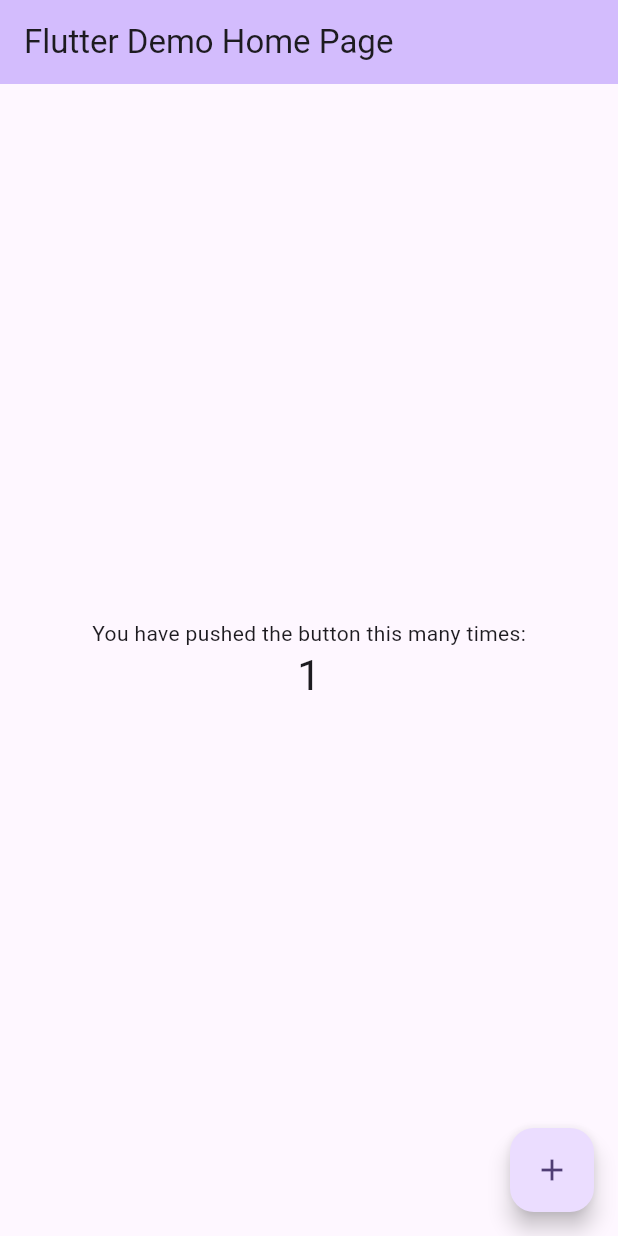
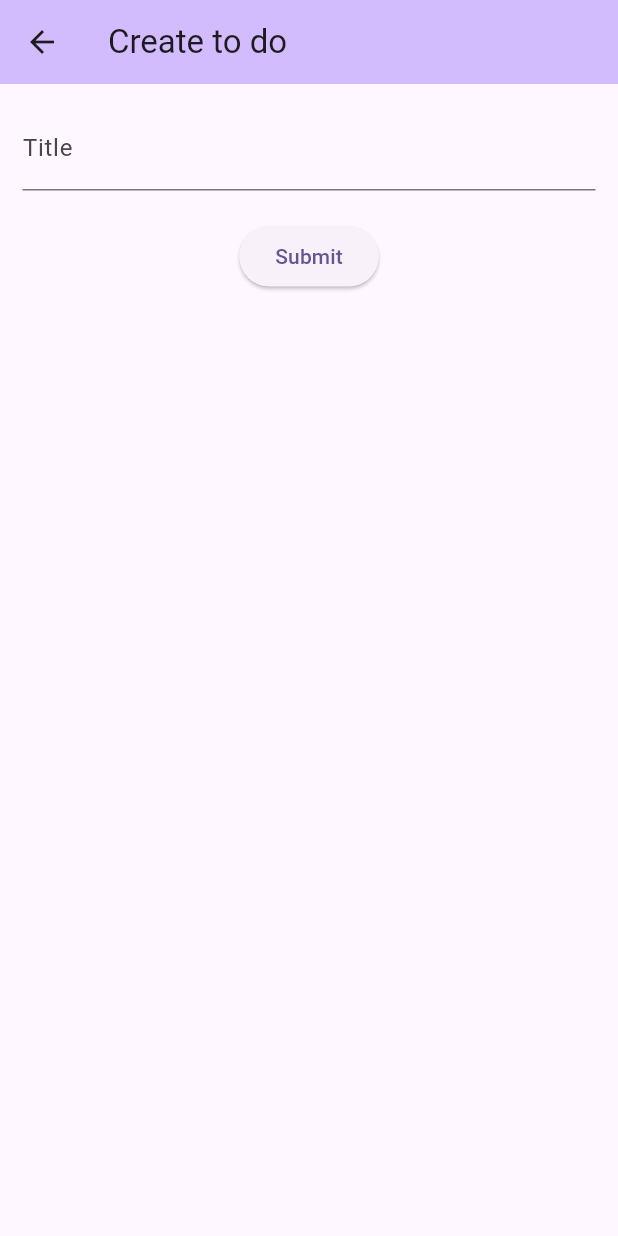
Before and after one commit to ejjat0909/flutter_to_do, a Flutter app: the screen it shows after launch, after a tap on the "add" icon, on a phone screen of 412 x 824 dp. Run offline on Flutter 3.47's test engine with Material 3 defaults, Android fonts, the phone set to English and light mode, and no system bars.

Commit message:
no message

```diff
--- a/lib/main.dart
+++ b/lib/main.dart
@@ -1,4 +1,5 @@
 import 'package:flutter/material.dart';
+import 'package:to_do_mobile/screens/home_page/home_page_screens.dart';
 
 void main() {
   runApp(const MyApp());
@@ -13,113 +14,11 @@ class MyApp extends StatelessWidget {
     return MaterialApp(
       title: 'Flutter Demo',
       theme: ThemeData(
-        // This is the theme of your application.
-        //
-        // TRY THIS: Try running your application with "flutter run". You'll see
-        // the application has a blue toolbar. Then, without quitting the app,
-        // try changing the seedColor in the colorScheme below to Colors.green
-        // and then invoke "hot reload" (save your changes or press the "hot
-        // reload" button in a Flutter-supported IDE, or press "r" if you used
-        // the command line to start the app).
-        //
-        // Notice that the counter didn't reset back to zero; the application
-        // state is not lost during the reload. To reset the state, use hot
-        // restart instead.
-        //
-        // This works for code too, not just values: Most code changes can be
-        // tested with just a hot reload.
         colorScheme: ColorScheme.fromSeed(seedColor: Colors.deepPurple),
         useMaterial3: true,
       ),
-      home: const MyHomePage(title: 'Flutter Demo Home Page'),
+      home: const MyHomePage(title: 'To Do List'),
+      debugShowCheckedModeBanner: false,
     );
   }
 }
-
-class MyHomePage extends StatefulWidget {
-  const MyHomePage({super.key, required this.title});
-
-  // This widget is the home page of your application. It is stateful, meaning
-  // that it has a State object (defined below) that contains fields that affect
-  // how it looks.
-
-  // This class is the configuration for the state. It holds the values (in this
-  // case the title) provided by the parent (in this case the App widget) and
-  // used by the build method of the State. Fields in a Widget subclass are
-  // always marked "final".
-
-  final String title;
-
-  @override
-  State<MyHomePage> createState() => _MyHomePageState();
-}
-
-class _MyHomePageState extends State<MyHomePage> {
-  int _counter = 0;
-
-  void _incrementCounter() {
-    setState(() {
-      // This call to setState tells the Flutter framework that something has
-      // changed in this State, which causes it to rerun the build method below
-      // so that the display can reflect the updated values. If we changed
-      // _counter without calling setState(), then the build method would not be
-      // called again, and so nothing would appear to happen.
-      _counter++;
-    });
-  }
-
-  @override
-  Widget build(BuildContext context) {
-    // This method is rerun every time setState is called, for instance as done
-    // by the _incrementCounter method above.
-    //
-    // The Flutter framework has been optimized to make rerunning build methods
-    // fast, so that you can just rebuild anything that needs updating rather
-    // than having to individually change instances of widgets.
-    return Scaffold(
-      appBar: AppBar(
-        // TRY THIS: Try changing the color here to a specific color (to
-        // Colors.amber, perhaps?) and trigger a hot reload to see the AppBar
-        // change color while the other colors stay the same.
-        backgroundColor: Theme.of(context).colorScheme.inversePrimary,
-        // Here we take the value from the MyHomePage object that was created by
-        // the App.build method, and use it to set our appbar title.
-        title: Text(widget.title),
-      ),
-      body: Center(
-        // Center is a layout widget. It takes a single child and positions it
-        // in the middle of the parent.
-        child: Column(
-          // Column is also a layout widget. It takes a list of children and
-          // arranges them vertically. By default, it sizes itself to fit its
-          // children horizontally, and tries to be as tall as its parent.
-          //
-          // Column has various properties to control how it sizes itself and
-          // how it positions its children. Here we use mainAxisAlignment to
-          // center the children vertically; the main axis here is the vertical
-          // axis because Columns are vertical (the cross axis would be
-          // horizontal).
-          //
-          // TRY THIS: Invoke "debug painting" (choose the "Toggle Debug Paint"
-          // action in the IDE, or press "p" in the console), to see the
-          // wireframe for each widget.
-          mainAxisAlignment: MainAxisAlignment.center,
-          children: <Widget>[
-            const Text(
-              'You have pushed the button this many times:',
-            ),
-            Text(
-              '$_counter',
-              style: Theme.of(context).textTheme.headlineMedium,
-            ),
-          ],
-        ),
-      ),
-      floatingActionButton: FloatingActionButton(
-        onPressed: _incrementCounter,
-        tooltip: 'Increment',
-        child: const Icon(Icons.add),
-      ), // This trailing comma makes auto-formatting nicer for build methods.
-    );
-  }
-}
--- /dev/null
+++ b/lib/screens/create_to_do/create_to_do_screen.dart
@@ -0,0 +1,49 @@
+import 'package:flutter/material.dart';
+
+class CreateToDoScreen extends StatefulWidget {
+  const CreateToDoScreen({super.key});
+
+  @override
+  State<CreateToDoScreen> createState() => _CreateToDoScreenState();
+}
+
+class _CreateToDoScreenState extends State<CreateToDoScreen> {
+  final _formKey = GlobalKey<FormState>();
+  @override
+  Widget build(BuildContext context) {
+    return Scaffold(
+      appBar: AppBar(
+        backgroundColor: Theme.of(context).colorScheme.inversePrimary,
+        title: Text("Create to do"),
+      ),
+      body: Form(
+        key: _formKey,
+        child: Container(
+          width: double.infinity,
+          padding: EdgeInsets.all(15),
+          child: Column(
+            children: [
+              TextFormField(
+                decoration: InputDecoration(labelText: "Title"),
+              ),
+              SizedBox(height: 20),
+              ElevatedButton(
+                onPressed: () {
+                  // Validate returns true if the form is valid, or false otherwise.
+                  if (_formKey.currentState!.validate()) {
+                    // If the form is valid, display a snackbar. In the real world,
+                    // you'd often call a server or save the information in a database.
+                    ScaffoldMessenger.of(context).showSnackBar(
+                      const SnackBar(content: Text('Processing Data')),
+                    );
+                  }
+                },
+                child: const Text('Submit'),
+              ),
+            ],
+          ),
+        ),
+      ),
+    );
+  }
+}
--- /dev/null
+++ b/lib/screens/home_page/components/item_container.dart
@@ -0,0 +1,119 @@
+import 'package:flutter/material.dart';
+
+class ItemContainer extends StatefulWidget {
+  const ItemContainer({
+    super.key,
+  });
+
+  @override
+  State<ItemContainer> createState() => _ItemContainerState();
+}
+
+class _ItemContainerState extends State<ItemContainer> {
+  bool isDone = false;
+  bool isOpenOptions = false;
+
+  @override
+  Widget build(BuildContext context) {
+    return Row(
+      children: [
+        Expanded(
+          flex: 3,
+          child: GestureDetector(
+            onTap: () {
+              setState(() {
+                isDone = !isDone;
+              });
+            },
+            child: Container(
+              width: double.infinity,
+              padding: EdgeInsets.all(10),
+              margin: EdgeInsets.only(top: 10, left: 10, right: 10),
+              decoration: BoxDecoration(
+                  color: Colors.lightBlue[200],
+                  borderRadius: BorderRadius.circular(10)),
+              child: Text(
+                "Item to do",
+                textAlign: TextAlign.left,
+                style: TextStyle(
+                  decoration:
+                      // inline if else (ternary operator)
+                      isDone ? TextDecoration.lineThrough : TextDecoration.none,
+                  // if (isDone){
+                  //  TextDecoration.lineThrough
+                  // } else {
+                  // TextDecoration.none
+                  // }
+                ),
+              ),
+            ),
+          ),
+        ),
+        Expanded(
+          flex: 1,
+          child: GestureDetector(
+            onTap: () {
+              setState(() {
+                isDone = !isDone;
+              });
+            },
+            child: Container(
+              width: double.infinity,
+              padding: EdgeInsets.all(10),
+              margin: EdgeInsets.only(top: 10, left: 10, right: 10),
+              decoration: BoxDecoration(
+                  color: Colors.lightBlue[200],
+                  borderRadius: BorderRadius.circular(10)),
+              child: Text(
+                "Item to do",
+                textAlign: TextAlign.left,
+                style: TextStyle(
+                  decoration:
+                      // inline if else (ternary operator)
+                      isDone ? TextDecoration.lineThrough : TextDecoration.none,
+                  // if (isDone){
+                  //  TextDecoration.lineThrough
+                  // } else {
+                  // TextDecoration.none
+                  // }
+                ),
+              ),
+            ),
+          ),
+        ),
+        Expanded(
+          flex: 1,
+          child: GestureDetector(
+            onTap: () {
+              setState(() {
+                isDone = !isDone;
+              });
+            },
+            child: Container(
+              width: double.infinity,
+              padding: EdgeInsets.all(10),
+              margin: EdgeInsets.only(top: 10, left: 10, right: 10),
+              decoration: BoxDecoration(
+                  color: Colors.lightBlue[200],
+                  borderRadius: BorderRadius.circular(10)),
+              child: Text(
+                "Item to do",
+                textAlign: TextAlign.left,
+                style: TextStyle(
+                  decoration:
+                      // inline if else (ternary operator)
+                      isDone ? TextDecoration.lineThrough : TextDecoration.none,
+                  // if (isDone){
+                  //  TextDecoration.lineThrough
+                  // } else {
+                  // TextDecoration.none
+                  // }
+                ),
+              ),
+            ),
+          ),
+        ),
+      ],
+    );
+  }
+}
--- /dev/null
+++ b/lib/screens/home_page/home_page_screens.dart
@@ -0,0 +1,59 @@
+import 'package:flutter/cupertino.dart';
+import 'package:flutter/material.dart';
+import 'package:to_do_mobile/screens/create_to_do/create_to_do_screen.dart';
+import 'package:to_do_mobile/screens/home_page/components/item_container.dart';
+
+class MyHomePage extends StatefulWidget {
+  const MyHomePage({super.key, required this.title});
+
+  // This widget is the home page of your application. It is stateful, meaning
+  // that it has a State object (defined below) that contains fields that affect
+  // how it looks.
+
+  // This class is the configuration for the state. It holds the values (in this
+  // case the title) provided by the parent (in this case the App widget) and
+  // used by the build method of the State. Fields in a Widget subclass are
+  // always marked "final".
+
+  final String title;
+
+  @override
+  State<MyHomePage> createState() => _MyHomePageState();
+}
+
+class _MyHomePageState extends State<MyHomePage> {
+
+
+  @override
+  Widget build(BuildContext context) {
+    return Scaffold(
+      appBar: AppBar(
+        backgroundColor: Theme.of(context).colorScheme.inversePrimary,
+        title: Text(widget.title),
+      ),
+      body: Container(
+        width: double.infinity,
+        // listview builder: to enable the list scrollable
+        child: ListView.builder(
+            itemCount: 31,
+            itemBuilder: (context, index) {
+              return ItemContainer();
+            }),
+      ),
+      floatingActionButton: FloatingActionButton(
+        onPressed: () {
+          Navigator.push(
+            context,
+            CupertinoPageRoute(
+              builder: (context) {
+                return CreateToDoScreen();
+              },
+            ),
+          );
+        },
+        tooltip: 'Create To do',
+        child: const Icon(Icons.add),
+      ), // This trailing comma makes auto-formatting nicer for build methods.
+    );
+  }
+}
```
Also changed, not shown: lib/screens/edit_to_do/edit_to_do_screen.dart (added, +49 -0 lines), 10 other files.
